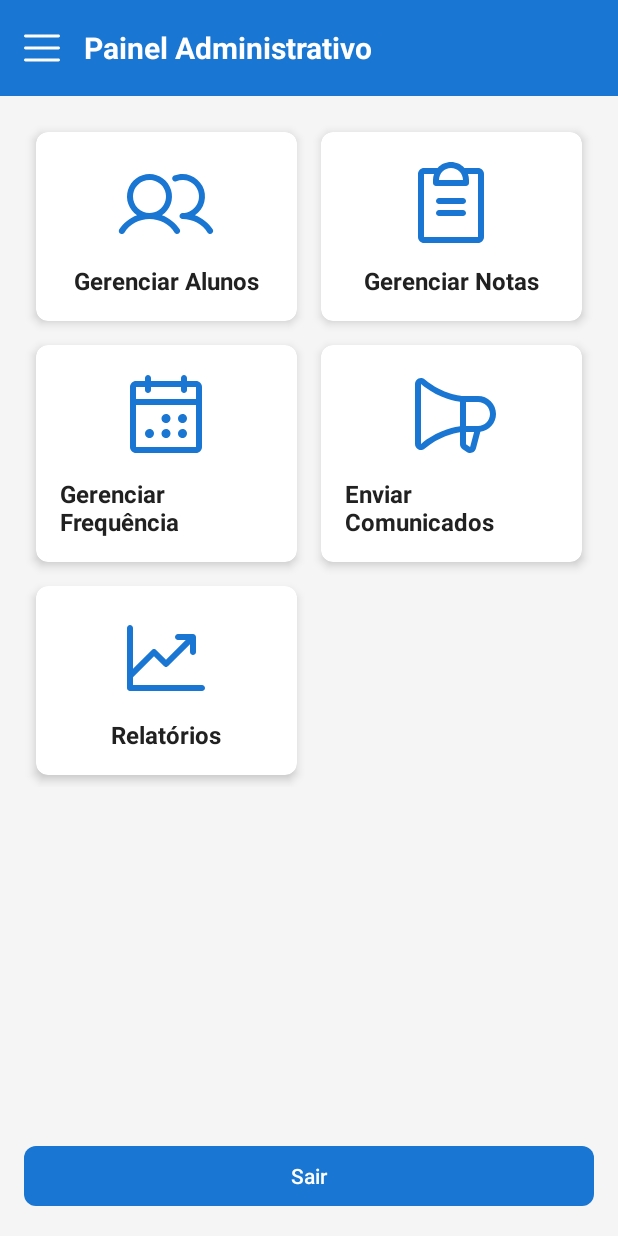
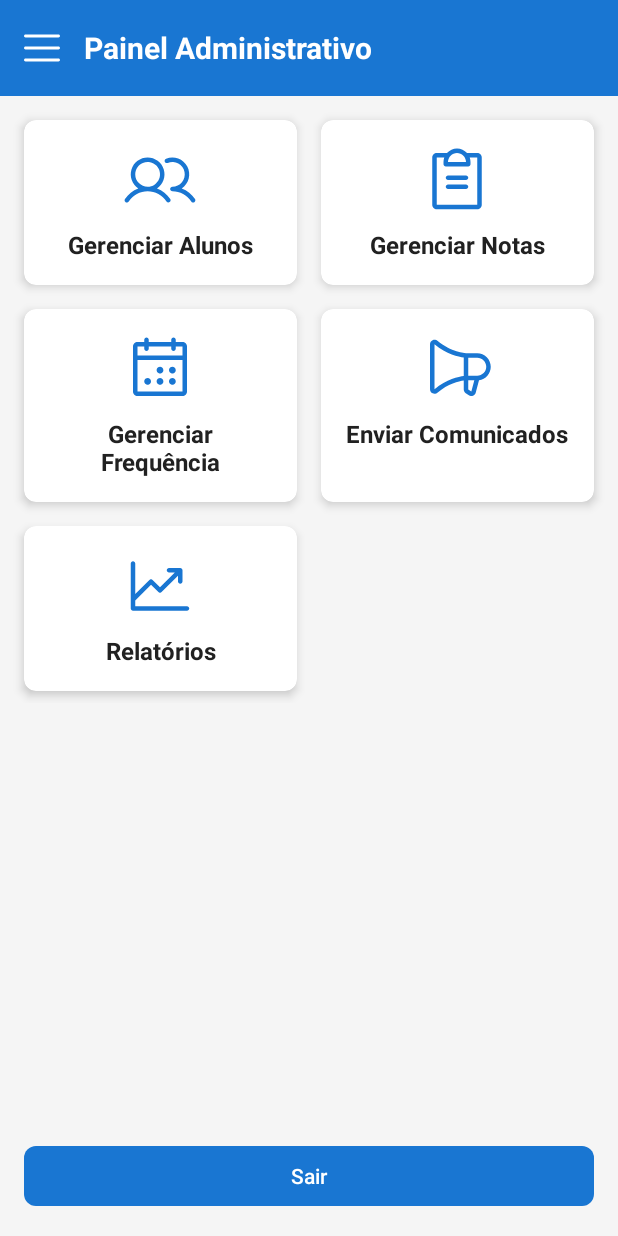
Before and after one commit to paulovitorss/AtividadeAvaliativa, an Android app: the AdminActivity screen opened directly, with no data from a screen before it, on a phone screen of 412 x 824 dp. Run offline under Robolectric (Android 15) with nearby library versions, the phone set to English and light mode, and no system bars; our stand-ins replace RxJava.

```diff
--- a/app/src/main/java/br/com/unemat/paulo/atividadeavaliativa/di/NetworkModule.java
+++ b/app/src/main/java/br/com/unemat/paulo/atividadeavaliativa/di/NetworkModule.java
@@ -43,7 +43,7 @@ public class NetworkModule {
      * caminhos relativos declarados em {@link ApiService}.
      * </p>
      */
-    private static final String BASE_URL = "http://172.32.236.240:8080/";
+    private static final String BASE_URL = "http://192.168.18.76:8080/";
 
     /**
      * Fornece um {@link TokenManager} único para toda a aplicação.
--- a/app/src/main/java/br/com/unemat/paulo/atividadeavaliativa/ui/auth/LoginActivity.java
+++ b/app/src/main/java/br/com/unemat/paulo/atividadeavaliativa/ui/auth/LoginActivity.java
@@ -138,7 +138,7 @@ public class LoginActivity extends AppCompatActivity {
      */
     private void navigateToProperScreen(LoginResponse loginData) {
         Intent intent;
-        String role = loginData.getMainRole();
+        String role = loginData.getRole();
         String userId = loginData.getUserId();
 
         if ("ADMIN".equals(role) || "TEACHER".equals(role)) {
--- a/app/src/main/res/layout/activity_admin.xml
+++ b/app/src/main/res/layout/activity_admin.xml
@@ -1,11 +1,13 @@
 <?xml version="1.0" encoding="utf-8"?>
 <androidx.drawerlayout.widget.DrawerLayout xmlns:android="http://schemas.android.com/apk/res/android"
     xmlns:app="http://schemas.android.com/apk/res-auto"
+    xmlns:tools="http://schemas.android.com/tools"
     android:id="@+id/drawerLayout"
     android:layout_width="match_parent"
-    android:layout_height="match_parent">
+    android:layout_height="match_parent"
+    tools:openDrawer="start">
 
-    <androidx.constraintlayout.widget.ConstraintLayout xmlns:tools="http://schemas.android.com/tools"
+    <androidx.constraintlayout.widget.ConstraintLayout
         android:layout_width="match_parent"
         android:layout_height="match_parent"
         android:background="@color/colorBackground"
@@ -21,7 +23,8 @@
             app:layout_constraintEnd_toEndOf="parent"
             app:layout_constraintStart_toStartOf="parent"
             app:layout_constraintTop_toTopOf="parent"
-            app:navigationIcon="@drawable/ic_menu">
+            app:navigationIcon="@drawable/ic_menu"
+            app:navigationIconTint="@android:color/white">
 
             <TextView
                 android:layout_width="wrap_content"
@@ -44,8 +47,9 @@
                 android:layout_width="match_parent"
                 android:layout_height="wrap_content"
                 android:columnCount="2"
-                android:padding="16dp">
+                android:padding="8dp">
 
+                <!-- Card 1: Gerenciar Alunos -->
                 <androidx.cardview.widget.CardView
                     android:id="@+id/cardGerenciarAlunos"
                     android:layout_width="0dp"
@@ -56,30 +60,23 @@
                     app:cardCornerRadius="8dp"
                     app:cardElevation="4dp">
 
-                    <LinearLayout
+                    <TextView
                         android:layout_width="match_parent"
-                        android:layout_height="match_parent"
+                        android:layout_height="wrap_content"
+                        android:contentDescription="@string/label_gerenciar_alunos"
+                        android:drawablePadding="8dp"
                         android:gravity="center"
-                        android:orientation="vertical"
-                        android:padding="16dp">
-
-                        <ImageView
-                            android:layout_width="64dp"
-                            android:layout_height="64dp"
-                            android:src="@drawable/ic_users"
-                            app:tint="@color/colorPrimary" />
-
-                        <TextView
-                            android:layout_width="wrap_content"
-                            android:layout_height="wrap_content"
-                            android:layout_marginTop="8dp"
+                        android:padding="16dp"
                         android:text="@string/label_gerenciar_alunos"
                         android:textColor="@color/colorPrimaryText"
                         android:textSize="16sp"
-                            android:textStyle="bold" />
-                    </LinearLayout>
+                        android:textStyle="bold"
+                        app:drawableTint="@color/colorPrimary"
+                        app:drawableTopCompat="@drawable/ic_users" />
+
                 </androidx.cardview.widget.CardView>
 
+                <!-- Card 2: Gerenciar Notas -->
                 <androidx.cardview.widget.CardView
                     android:id="@+id/cardGerenciarNotas"
                     android:layout_width="0dp"
@@ -90,30 +87,23 @@
                     app:cardCornerRadius="8dp"
                     app:cardElevation="4dp">
 
-                    <LinearLayout
+                    <TextView
                         android:layout_width="match_parent"
-                        android:layout_height="match_parent"
+                        android:layout_height="wrap_content"
+                        android:contentDescription="@string/label_gerenciar_notas"
+                        android:drawablePadding="8dp"
                         android:gravity="center"
-                        android:orientation="vertical"
-                        android:padding="16dp">
-
-                        <ImageView
-                            android:layout_width="64dp"
-                            android:layout_height="64dp"
-                            android:src="@drawable/ic_clipboardtext"
-                            app:tint="@color/colorPrimary" />
-
-                        <TextView
-                            android:layout_width="wrap_content"
-                            android:layout_height="wrap_content"
-                            android:layout_marginTop="8dp"
+                        android:padding="16dp"
                         android:text="@string/label_gerenciar_notas"
                         android:textColor="@color/colorPrimaryText"
                         android:textSize="16sp"
-                            android:textStyle="bold" />
-                    </LinearLayout>
+                        android:textStyle="bold"
+                        app:drawableTint="@color/colorPrimary"
+                        app:drawableTopCompat="@drawable/ic_clipboardtext" />
+
                 </androidx.cardview.widget.CardView>
 
+                <!-- Card 3: Gerenciar Frequência -->
                 <androidx.cardview.widget.CardView
                     android:id="@+id/cardGerenciarFrequencia"
                     android:layout_width="0dp"
@@ -124,30 +114,23 @@
                     app:cardCornerRadius="8dp"
                     app:cardElevation="4dp">
 
-                    <LinearLayout
+                    <TextView
                         android:layout_width="match_parent"
-                        android:layout_height="match_parent"
+                        android:layout_height="wrap_content"
+                        android:contentDescription="@string/label_gerenciar_frequencia"
+                        android:drawablePadding="8dp"
                         android:gravity="center"
-                        android:orientation="vertical"
-                        android:padding="16dp">
-
-                        <ImageView
-                            android:layout_width="64dp"
-                            android:layout_height="64dp"
-                            android:src="@drawable/ic_calendar"
-                            app:tint="@color/colorPrimary" />
-
-                        <TextView
-                            android:layout_width="wrap_content"
-                            android:layout_height="wrap_content"
-                            android:layout_marginTop="8dp"
+                        android:padding="16dp"
                         android:text="@string/label_gerenciar_frequencia"
                         android:textColor="@color/colorPrimaryText"
                         android:textSize="16sp"
-                            android:textStyle="bold" />
-                    </LinearLayout>
+                        android:textStyle="bold"
+                        app:drawableTint="@color/colorPrimary"
+                        app:drawableTopCompat="@drawable/ic_calendar" />
+
                 </androidx.cardview.widget.CardView>
 
+                <!-- Card 4: Enviar Comunicados -->
                 <androidx.cardview.widget.CardView
                     android:id="@+id/cardEnviarComunicados"
                     android:layout_width="0dp"
@@ -158,30 +141,23 @@
                     app:cardCornerRadius="8dp"
                     app:cardElevation="4dp">
 
-                    <LinearLayout
+                    <TextView
                         android:layout_width="match_parent"
-                        android:layout_height="match_parent"
+                        android:layout_height="wrap_content"
+                        android:contentDescription="@string/label_enviar_comunicados"
+                        android:drawablePadding="8dp"
                         android:gravity="center"
-                        android:orientation="vertical"
-                        android:padding="16dp">
-
-                        <ImageView
-                            android:layout_width="64dp"
-                            android:layout_height="64dp"
-                            android:src="@drawable/ic_megaphone"
-                            app:tint="@color/colorPrimary" />
-
-                        <TextView
-                            android:layout_width="wrap_content"
-                            android:layout_height="wrap_content"
-                            android:layout_marginTop="8dp"
+                        android:padding="16dp"
                         android:text="@string/label_enviar_comunicados"
                         android:textColor="@color/colorPrimaryText"
                         android:textSize="16sp"
-                            android:textStyle="bold" />
-                    </LinearLayout>
+                        android:textStyle="bold"
+                        app:drawableTint="@color/colorPrimary"
+                        app:drawableTopCompat="@drawable/ic_megaphone" />
+
                 </androidx.cardview.widget.CardView>
 
+                <!-- Card 5: Relatórios -->
                 <androidx.cardview.widget.CardView
                     android:id="@+id/cardRelatorios"
                     android:layout_width="0dp"
@@ -192,28 +168,20 @@
                     app:cardCornerRadius="8dp"
                     app:cardElevation="4dp">
 
-                    <LinearLayout
+                    <TextView
                         android:layout_width="match_parent"
-                        android:layout_height="match_parent"
+                        android:layout_height="wrap_content"
+                        android:contentDescription="@string/label_relatorios"
+                        android:drawablePadding="8dp"
                         android:gravity="center"
-                        android:orientation="vertical"
-                        android:padding="16dp">
-
-                        <ImageView
-                            android:layout_width="64dp"
-                            android:layout_height="64dp"
-                            android:src="@drawable/ic_chartlineup"
-                            app:tint="@color/colorPrimary" />
-
-                        <TextView
-                            android:layout_width="wrap_content"
-                            android:layout_height="wrap_content"
-                            android:layout_marginTop="8dp"
+                        android:padding="16dp"
                         android:text="@string/label_relatorios"
                         android:textColor="@color/colorPrimaryText"
                         android:textSize="16sp"
-                            android:textStyle="bold" />
-                    </LinearLayout>
+                        android:textStyle="bold"
+                        app:drawableTint="@color/colorPrimary"
+                        app:drawableTopCompat="@drawable/ic_chartlineup" />
+
                 </androidx.cardview.widget.CardView>
             </GridLayout>
         </ScrollView>
@@ -230,6 +198,7 @@
             app:layout_constraintBottom_toBottomOf="parent"
             app:layout_constraintEnd_toEndOf="parent"
             app:layout_constraintStart_toStartOf="parent" />
+
     </androidx.constraintlayout.widget.ConstraintLayout>
 
     <com.google.android.material.navigation.NavigationView
@@ -239,4 +208,5 @@
         android:layout_gravity="start"
         android:background="@android:color/white"
         app:menu="@menu/menu_drawer" />
+
 </androidx.drawerlayout.widget.DrawerLayout>
```
Also changed, not shown: app/src/main/java/br/com/unemat/paulo/atividadeavaliativa/data/model/LoginResponse.java (+4 -4 lines), app/src/main/java/br/com/unemat/paulo/atividadeavaliativa/data/remote/RetrofitClient.java (deleted, +0 -41 lines), app/src/main/java/br/com/unemat/paulo/atividadeavaliativa/data/repository/GradeRepository.java (+27 -30 lines), app/src/main/java/br/com/unemat/paulo/atividadeavaliativa/data/repository/UserRepository.java (+28 -30 lines), app/src/main/java/br/com/unemat/paulo/atividadeavaliativa/ui/grade/GradeActivity.java (+79 -62 lines), app/src/main/java/br/com/unemat/paulo/atividadeavaliativa/ui/grade/GradeViewModel.java (+84 -9 lines), app/src/main/java/br/com/unemat/paulo/atividadeavaliativa/ui/user/UserActivity.java (+74 -26 lines), app/src/main/java/br/com/unemat/paulo/atividadeavaliativa/ui/user/UserViewModel.java (+84 -11 lines). Lines whose indentation alone changed are shown as unchanged.
